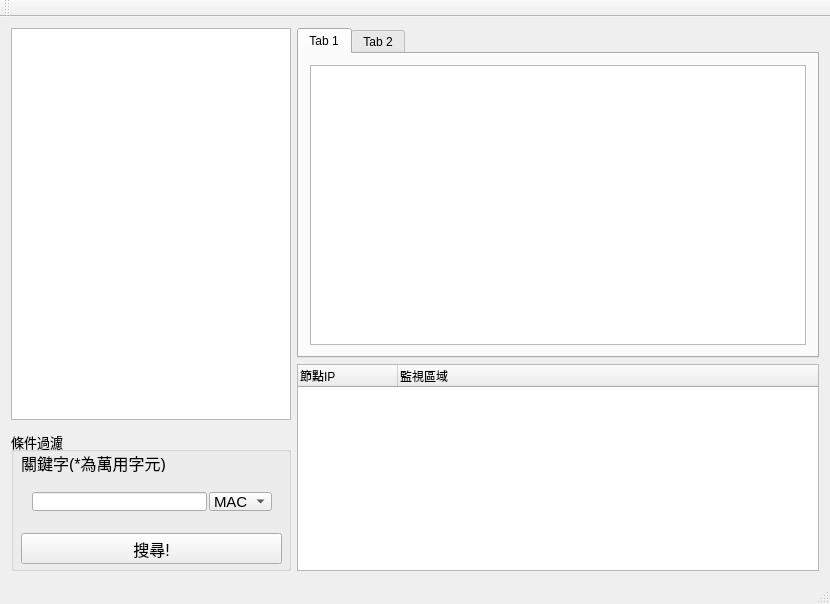
Above: ui/mainwindow.ui from GGORZ10227216/WIFI_tracker_MTK before the change. Below: the same form after it.
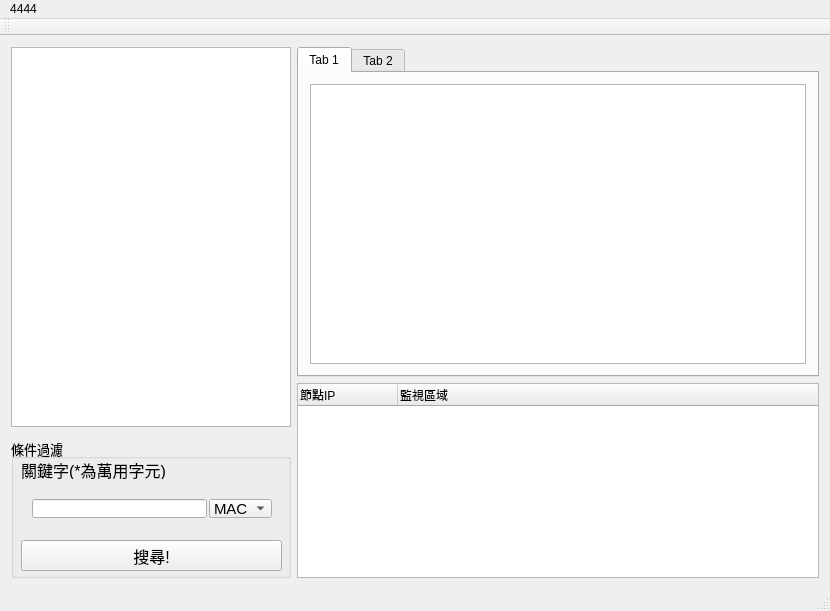
That is the form after the change.

The edit to the form file:
```diff
--- a/ui/mainwindow.ui
+++ b/ui/mainwindow.ui
@@ -282,6 +282,13 @@
      <height>21</height>
     </rect>
    </property>
+   <widget class="QMenu" name="menu4444">
+    <property name="title">
+     <string>4444</string>
+    </property>
+    <addaction name="action555"/>
+   </widget>
+   <addaction name="menu4444"/>
   </widget>
   <widget class="QToolBar" name="mainToolBar">
    <attribute name="toolBarArea">
```
Left out of the diff: 5 changed lines with no effect on the pictures.
